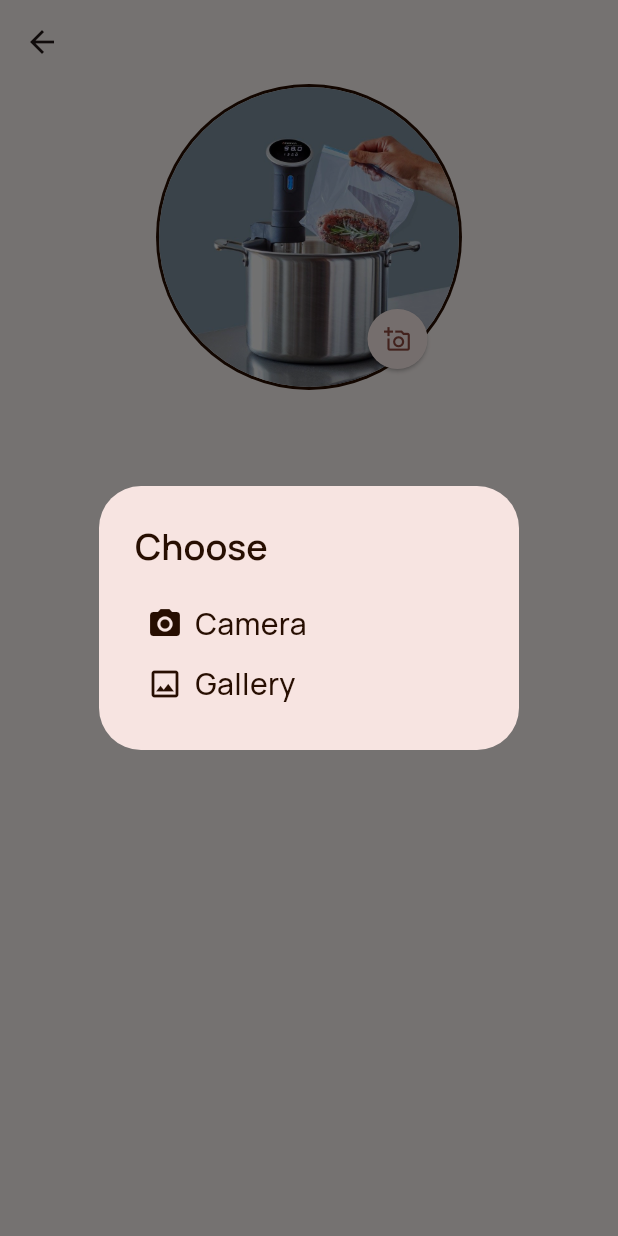
After one commit to datsabahandude/SousVide, a Flutter app: the CookPage screen opened directly, after a tap on the "add a photo" icon, on a phone screen of 412 x 824 dp. The commit adds this screen. Run offline on Flutter 3.47's test engine with Material 3 defaults, Android fonts, the phone set to English and light mode, and no system bars; our stand-ins replace get, google_fonts, image_picker, lottie, smooth_page_indicator.

Commit message:
upload image feature #1

```diff
--- /dev/null
+++ b/lib/screens/cookpage.dart
@@ -0,0 +1,163 @@
+import 'dart:io';
+
+import 'package:flutter/material.dart';
+import 'package:flutter/services.dart';
+import 'package:get/get.dart';
+import 'package:image_picker/image_picker.dart';
+
+class CookPage extends StatefulWidget {
+  const CookPage({super.key});
+
+  @override
+  State<CookPage> createState() => _CookPageState();
+}
+
+class _CookPageState extends State<CookPage> {
+  File? image;
+  Uint8List? imageBytes;
+  @override
+  Widget build(BuildContext context) {
+    return Scaffold(
+      appBar: AppBar(),
+      body: Center(
+        child: Column(
+          children: <Widget>[
+            Stack(
+              children: [
+                CircleAvatar(
+                  radius: 102,
+                  backgroundColor: const Color(0xFF270E01),
+                  child: imageBytes != null
+                      ? ClipOval(
+                          child: Image.memory(
+                            imageBytes!,
+                            width: 200,
+                            height: 200,
+                            fit: BoxFit.cover,
+                          ),
+                        )
+                      : const CircleAvatar(
+                          radius: 100,
+                          backgroundImage:
+                              AssetImage('assets/images/sousvide.jpg'),
+                          backgroundColor: Colors.white,
+                        ),
+                ),
+                Positioned(
+                  right: 10,
+                  bottom: 10,
+                  child: ElevatedButton(
+                      onPressed: () => popup(),
+                      style: ElevatedButton.styleFrom(
+                        shape: const CircleBorder(),
+                      ),
+                      child: const Icon(Icons.add_a_photo_outlined)),
+                )
+              ],
+            ),
+          ],
+        ),
+      ),
+    );
+  }
+
+  void popup() {
+    showDialog(
+        context: context,
+        builder: (BuildContext context) {
+          return AlertDialog(
+              title: const Text('Choose',
+                  style: TextStyle(
+                    fontWeight: FontWeight.w600,
+                    color: Color(0xFF270E01),
+                  )),
+              content: SingleChildScrollView(
+                child: ListBody(
+                  children: [
+                    InkWell(
+                      splashColor: const Color(0xFF270E01),
+                      onTap: _pickImageCamera,
+                      child: const Row(
+                        children: [
+                          Padding(
+                            padding: EdgeInsets.all(8.0),
+                            child: Icon(
+                              Icons.camera_alt,
+                              color: Color(0xFF270E01),
+                            ),
+                          ),
+                          Text(
+                            'Camera',
+                            style: TextStyle(
+                              fontSize: 20,
+                              color: Color(0xFF270E01),
+                              fontWeight: FontWeight.w500,
+                            ),
+                          )
+                        ],
+                      ),
+                    ),
+                    InkWell(
+                      splashColor: const Color(0xFF270E01),
+                      onTap: _pickImageGallery,
+                      child: const Row(
+                        children: [
+                          Padding(
+                            padding: EdgeInsets.all(8.0),
+                            child: Icon(
+                              Icons.image_outlined,
+                              color: Color(0xFF270E01),
+                            ),
+                          ),
+                          Text(
+                            'Gallery',
+                            style: TextStyle(
+                                fontSize: 20,
+                                color: Color(0xFF270E01),
+                                fontWeight: FontWeight.w500),
+                          )
+                        ],
+                      ),
+                    )
+                  ],
+                ),
+              ));
+        });
+  }
+
+  Future _pickImageCamera() async {
+    try {
+      final image = await ImagePicker().pickImage(source: ImageSource.camera);
+      if (image == null) return;
+      Uint8List imageBytes = await image.readAsBytes();
+      final imagetemp = File(image.path);
+      setState(() {
+        this.image = imagetemp;
+        this.imageBytes = imageBytes;
+      });
+    } on PlatformException catch (e) {
+      debugPrint('$e');
+      Get.snackbar('Error', 'Something went wrong',
+          backgroundColor: Colors.white);
+    }
+    Get.back();
+  }
+
+  Future _pickImageGallery() async {
+    try {
+      final image = await ImagePicker().pickImage(source: ImageSource.gallery);
+      if (image == null) return;
+      Uint8List imageBytes = await image.readAsBytes();
+      final imagetemp = File(image.path);
+      setState(() {
+        this.image = imagetemp;
+        this.imageBytes = imageBytes;
+      });
+    } on PlatformException catch (e) {
+      debugPrint('$e');
+      Get.snackbar('Error', 'Something went wrong',
+          backgroundColor: Colors.white);
+    }
+    Get.back();
+  }
+}
```
Also changed, not shown: lib/components/custom_drawer.dart (+5 -4 lines).
